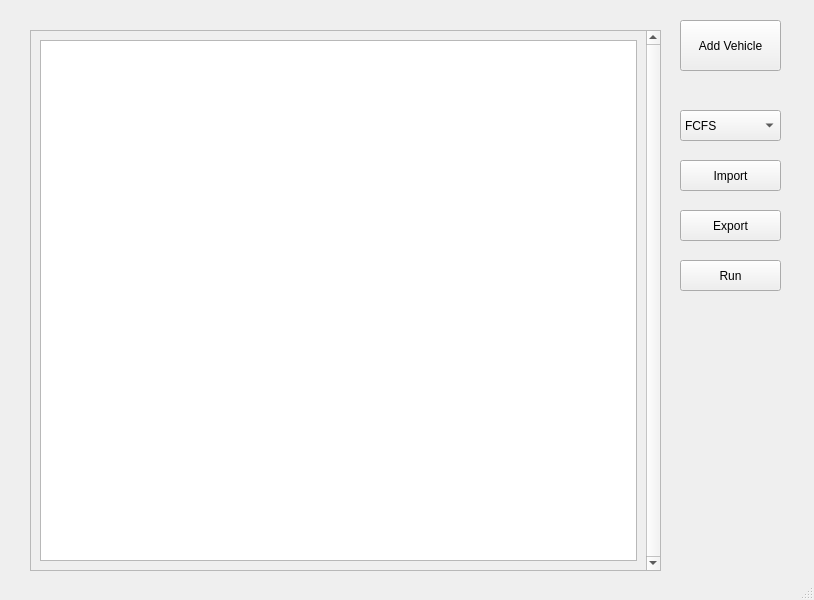
This is GUIs/QTDesigner/MainWindow.ui in GabrieleFederico/VehicleChargingSimulation as Qt 5 draws it before an edit. The edited form follows.
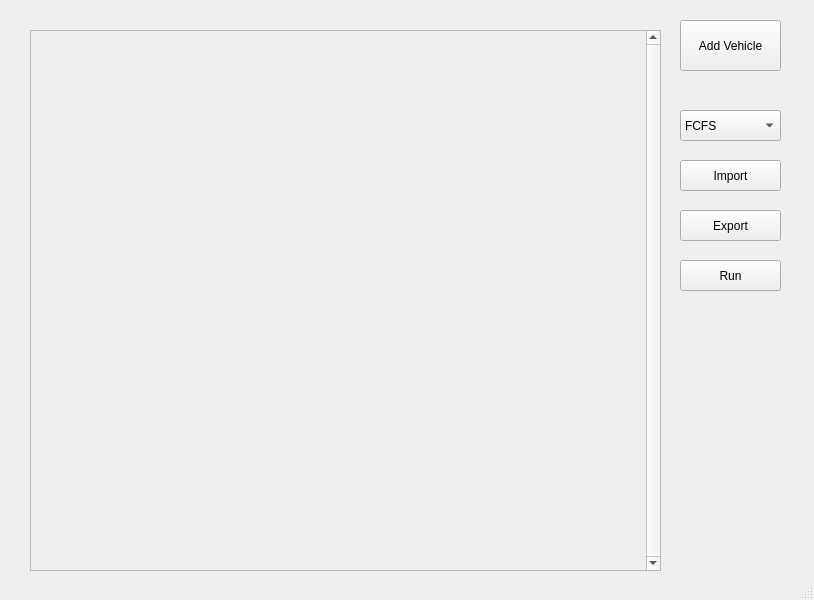
This is the edited form.

The edit to the form file:
```diff
--- a/GUIs/QTDesigner/MainWindow.ui
+++ b/GUIs/QTDesigner/MainWindow.ui
@@ -149,9 +149,6 @@
       <property name="sizeConstraint">
        <enum>QLayout::SetNoConstraint</enum>
       </property>
-      <item>
-       <widget class="QListView" name="listView"/>
-      </item>
      </layout>
     </widget>
    </widget>
```
